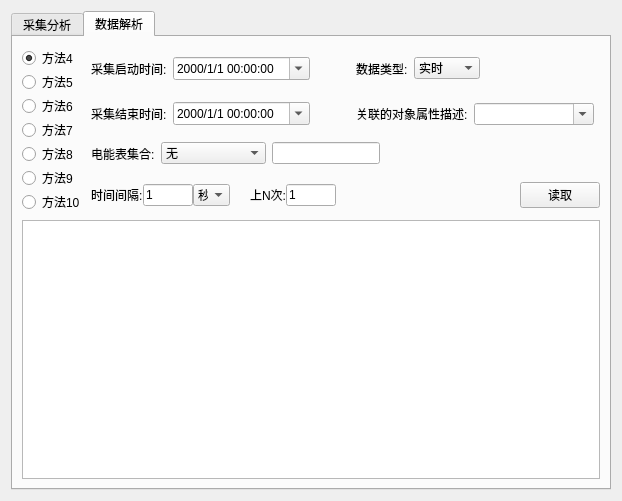
qwerttqq95/698SP_CL, file CollectionMonitoringClassObject.ui: the form before one commit.
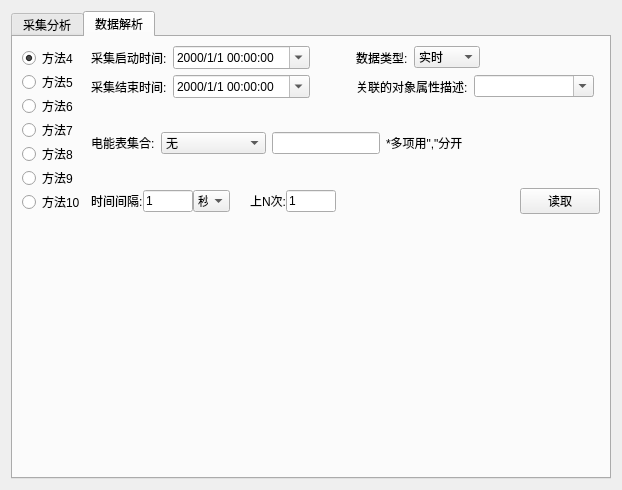
The form after the commit.

```diff
--- a/CollectionMonitoringClassObject.ui
+++ b/CollectionMonitoringClassObject.ui
@@ -7,7 +7,7 @@
     <x>0</x>
     <y>0</y>
     <width>622</width>
-    <height>501</height>
+    <height>490</height>
    </rect>
   </property>
   <property name="windowTitle">
@@ -179,6 +179,8 @@
       <attribute name="title">
        <string>数据解析</string>
       </attribute>
+      <layout class="QVBoxLayout" name="verticalLayout_6">
+       <item>
       <layout class="QVBoxLayout" name="verticalLayout_3">
        <item>
         <layout class="QGridLayout" name="gridLayout">
@@ -536,6 +538,13 @@
              </property>
             </widget>
            </item>
+             <item>
+              <widget class="QLabel" name="label_8">
+               <property name="text">
+                <string>*多项用&quot;,&quot;分开</string>
+               </property>
+              </widget>
+             </item>
            <item>
             <spacer name="horizontalSpacer_6">
              <property name="orientation">
@@ -722,33 +731,20 @@
          </item>
         </layout>
        </item>
+        </layout>
+       </item>
        <item>
-        <widget class="QTableWidget" name="tableWidget_2">
-         <property name="sizePolicy">
-          <sizepolicy hsizetype="Expanding" vsizetype="MinimumExpanding">
-           <horstretch>0</horstretch>
-           <verstretch>0</verstretch>
-          </sizepolicy>
+        <spacer name="verticalSpacer">
+         <property name="orientation">
+          <enum>Qt::Vertical</enum>
          </property>
-         <property name="minimumSize">
+         <property name="sizeHint" stdset="0">
           <size>
-           <width>0</width>
-           <height>200</height>
+           <width>20</width>
+           <height>40</height>
           </size>
          </property>
-         <property name="sizeIncrement">
-          <size>
-           <width>0</width>
-           <height>148</height>
-          </size>
-         </property>
-         <property name="baseSize">
-          <size>
-           <width>0</width>
-           <height>129</height>
-          </size>
-         </property>
-        </widget>
+        </spacer>
        </item>
       </layout>
      </widget>
```
Lines whose indentation alone changed are shown as unchanged.
